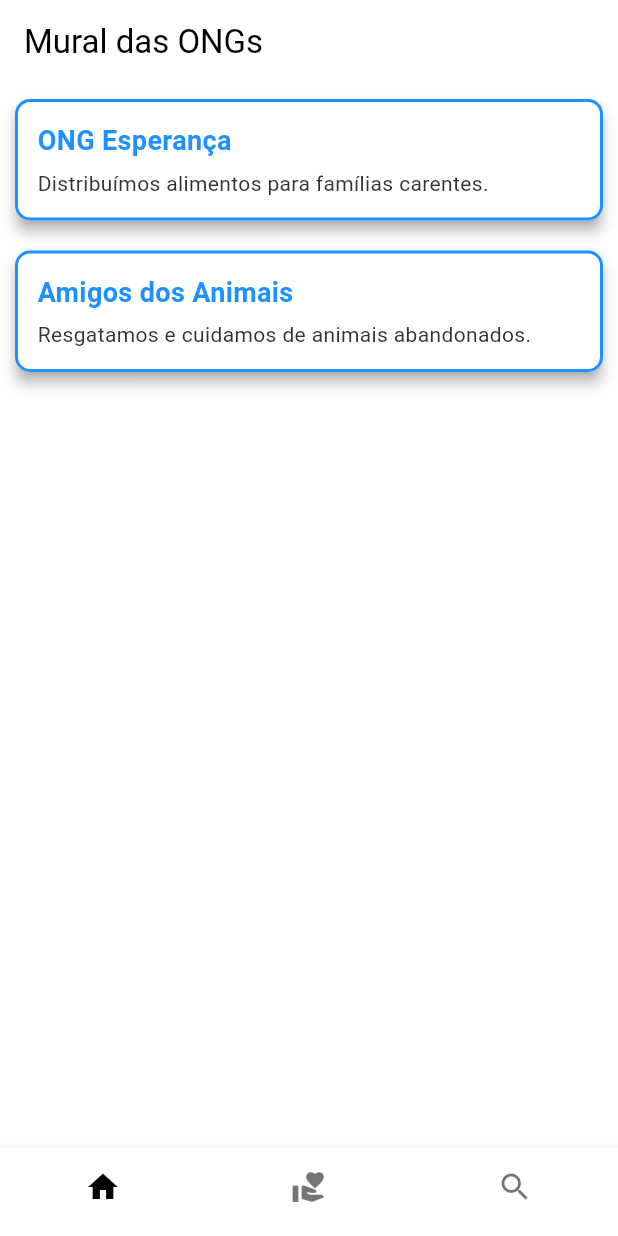
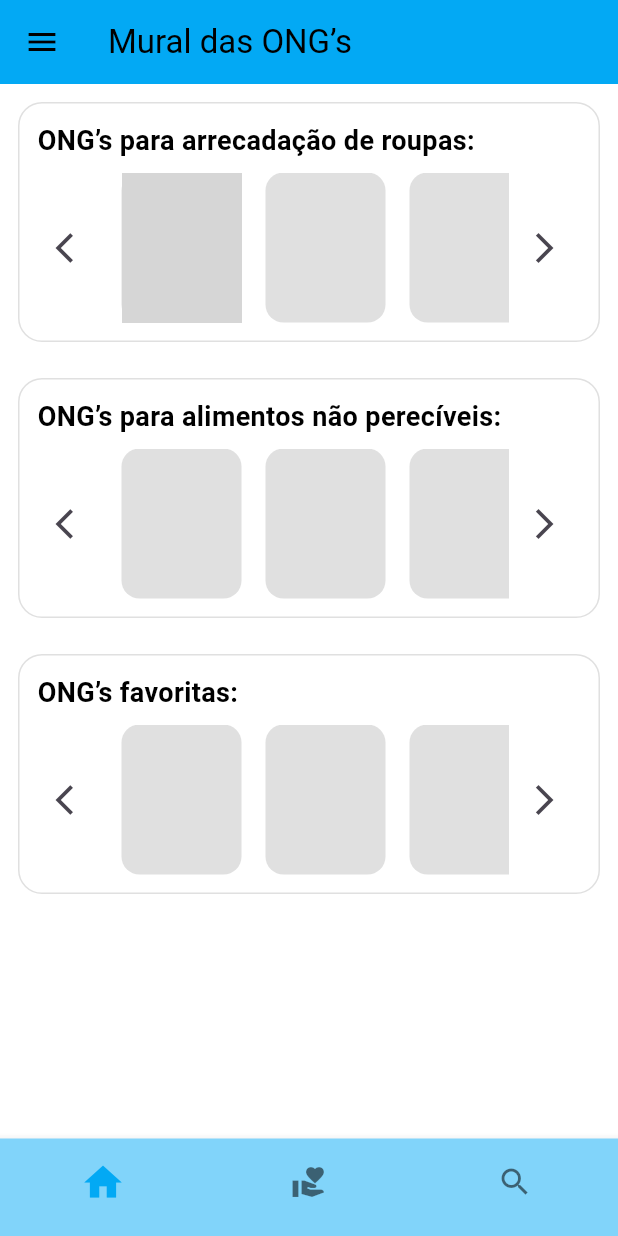
Before and after one commit to Amparo-Coletivo/fatec-dsm-pi-5sem, a Flutter app: the screen it shows after launch, on a phone screen of 412 x 824 dp. Run offline on Flutter 3.47's test engine with Material 3 defaults, Android fonts, the phone set to English and light mode, and no system bars; drawn by our look-alikes of skeletonizer; grey boxes are pictures that could not be loaded.

Commit message:
Mudança de layout da home page

```diff
--- a/Code/amparo_coletivo/lib/pages/home_page.dart
+++ b/Code/amparo_coletivo/lib/pages/home_page.dart
@@ -1,6 +1,5 @@
 import 'package:flutter/material.dart';
 import 'package:skeletonizer/skeletonizer.dart';
-import '../widgets/card_widget.dart';
 
 class HomePage extends StatefulWidget {
   const HomePage({super.key});
@@ -28,19 +27,101 @@ class _HomePageState extends State<HomePage> {
   @override
   Widget build(BuildContext context) {
     return Scaffold(
-      appBar: AppBar(title: const Text('Mural das ONGs')),
+      appBar: AppBar(
+        title: const Text('Mural das ONG’s'),
+        backgroundColor: Colors.lightBlue,
+        leading: IconButton(
+          icon: const Icon(Icons.menu),
+          onPressed: () {
+            // Pode abrir um drawer no futuro
+          },
+        ),
+      ),
       body: Skeletonizer(
         enabled: _loading,
         enableSwitchAnimation: true,
         child: ListView(
-          children: const [
-            CardWidget(
-              title: 'ONG Esperança',
-              description: 'Distribuímos alimentos para famílias carentes.',
+          children: [
+            ongCarousel("ONG’s para arrecadação de roupas:", [
+              ongItem(
+                imagePath: 'assets/images/ong1.png',
+              ), // você pode colocar a imagem real aqui
+              ongItem(),
+              ongItem(),
+            ]),
+            ongCarousel("ONG’s para alimentos não perecíveis:", [
+              ongItem(),
+              ongItem(),
+              ongItem(),
+            ]),
+            ongCarousel("ONG’s favoritas:", [ongItem(), ongItem(), ongItem()]),
+            const SizedBox(height: 80), // Espaço para o bottom bar
+          ],
+        ),
+      ),
+    );
+  }
+
+  Widget ongItem({String? imagePath}) {
+    return Container(
+      margin: const EdgeInsets.symmetric(horizontal: 8),
+      width: 80,
+      height: 80,
+      decoration: BoxDecoration(
+        color: Colors.grey.shade300,
+        borderRadius: BorderRadius.circular(12),
+        image:
+            imagePath != null
+                ? DecorationImage(
+                  image: AssetImage(imagePath),
+                  fit: BoxFit.cover,
+                )
+                : null,
+      ),
+    );
+  }
+
+  Widget ongCarousel(String title, List<Widget> items) {
+    return Padding(
+      padding: const EdgeInsets.all(12.0),
+      child: Container(
+        padding: const EdgeInsets.all(12),
+        decoration: BoxDecoration(
+          border: Border.all(color: Colors.black12),
+          borderRadius: BorderRadius.circular(16),
+        ),
+        child: Column(
+          crossAxisAlignment: CrossAxisAlignment.start,
+          children: [
+            Text(
+              title,
+              style: const TextStyle(fontSize: 18, fontWeight: FontWeight.bold),
             ),
-            CardWidget(
-              title: 'Amigos dos Animais',
-              description: 'Resgatamos e cuidamos de animais abandonados.',
+            const SizedBox(height: 8),
+            SizedBox(
+              height: 100,
+              child: Row(
+                children: [
+                  IconButton(
+                    icon: const Icon(Icons.arrow_back_ios),
+                    onPressed: () {
+                      // ação para voltar (em breve)
+                    },
+                  ),
+                  Expanded(
+                    child: ListView(
+                      scrollDirection: Axis.horizontal,
+                      children: items,
+                    ),
+                  ),
+                  IconButton(
+                    icon: const Icon(Icons.arrow_forward_ios),
+                    onPressed: () {
+                      // ação para avançar (em breve)
+                    },
+                  ),
+                ],
+              ),
             ),
           ],
         ),
--- a/Code/amparo_coletivo/lib/pages/main_navigation.dart
+++ b/Code/amparo_coletivo/lib/pages/main_navigation.dart
@@ -26,22 +26,43 @@ class _MainNavigationState extends State<MainNavigation> {
     return Scaffold(
       body: _pages[_currentIndex],
       bottomNavigationBar: BottomNavigationBar(
+        backgroundColor: Colors.lightBlue.shade200,
+        selectedItemColor: Colors.lightBlue,
+        unselectedItemColor: Colors.black54,
+        showSelectedLabels: false,
+        showUnselectedLabels: false,
+        elevation: 5,
         currentIndex: _currentIndex,
         onTap: _onTabTapped,
         items: const [
-          BottomNavigationBarItem(icon: Icon(Icons.home), label: ''),
+          BottomNavigationBarItem(
+            icon: Icon(Icons.home),
+            label: '',
+            activeIcon: Icon(
+              Icons.home,
+              size: 30,
+              semanticLabel: 'Home', // Acessibilidade
+            ),
+          ),
           BottomNavigationBarItem(
             icon: Icon(Icons.volunteer_activism),
             label: '',
+            activeIcon: Icon(
+              Icons.volunteer_activism,
+              size: 30,
+              semanticLabel: 'Doar', // Acessibilidade
+            ),
           ),
-          BottomNavigationBarItem(icon: Icon(Icons.search), label: ''),
+          BottomNavigationBarItem(
+            icon: Icon(Icons.search),
+            label: '',
+            activeIcon: Icon(
+              Icons.search,
+              size: 30,
+              semanticLabel: 'Buscar', // Acessibilidade
+            ),
+          ),
         ],
-        selectedItemColor: Colors.black,
-        unselectedItemColor: Colors.black54,
-        showSelectedLabels: false,
-        showUnselectedLabels: false,
-        backgroundColor: Colors.white,
-        elevation: 5,
       ),
     );
   }
```
